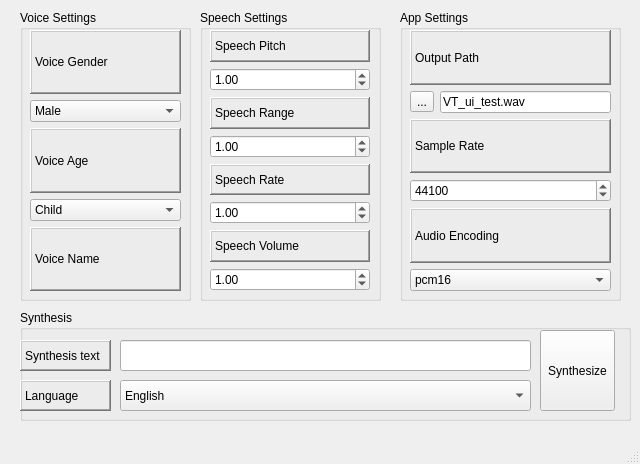
Old version of the form UI/settings_window.ui in the repository JacobeCode/Voice-Translator.
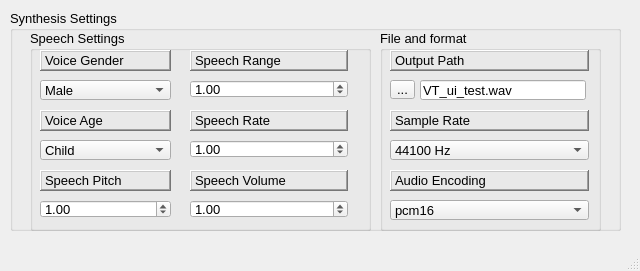
New version of the form.

Commit message: Some of setting window updates + fuinctional ASR time measurement

What changed in the file:
```diff
--- a/UI/settings_window.ui
+++ b/UI/settings_window.ui
@@ -10,7 +10,7 @@
     <x>0</x>
     <y>0</y>
     <width>640</width>
-    <height>464</height>
+    <height>271</height>
    </rect>
   </property>
   <property name="cursor">
@@ -35,30 +35,217 @@
    <widget class="QGroupBox" name="VoiceSettings">
     <property name="geometry">
      <rect>
-      <x>20</x>
+      <x>10</x>
       <y>10</y>
-      <width>171</width>
-      <height>291</height>
+      <width>611</width>
+      <height>221</height>
      </rect>
     </property>
+    <property name="font">
+     <font>
+      <family>Arial</family>
+      <pointsize>10</pointsize>
+      <weight>50</weight>
+      <italic>false</italic>
+      <bold>false</bold>
+     </font>
+    </property>
+    <property name="focusPolicy">
+     <enum>Qt::NoFocus</enum>
+    </property>
+    <property name="contextMenuPolicy">
+     <enum>Qt::DefaultContextMenu</enum>
+    </property>
+    <property name="layoutDirection">
+     <enum>Qt::LeftToRight</enum>
+    </property>
+    <property name="autoFillBackground">
+     <bool>false</bool>
+    </property>
     <property name="title">
-     <string>Voice Settings</string>
+     <string>Synthesis Settings</string>
     </property>
     <property name="flat">
      <bool>true</bool>
     </property>
-    <widget class="QWidget" name="verticalLayoutWidget_3">
+    <widget class="QGroupBox" name="AppSettings">
      <property name="geometry">
       <rect>
+       <x>370</x>
+       <y>20</y>
+       <width>221</width>
+       <height>201</height>
+      </rect>
+     </property>
+     <property name="font">
+      <font>
+       <family>Arial</family>
+      </font>
+     </property>
+     <property name="title">
+      <string>File and format</string>
+     </property>
+     <property name="flat">
+      <bool>true</bool>
+     </property>
+     <widget class="QLabel" name="OutputPath">
+      <property name="geometry">
+       <rect>
        <x>10</x>
        <y>20</y>
-       <width>151</width>
-       <height>261</height>
-      </rect>
-     </property>
-     <layout class="QVBoxLayout" name="verticalLayout">
+        <width>199</width>
+        <height>21</height>
+       </rect>
+      </property>
+      <property name="frameShape">
+       <enum>QFrame::WinPanel</enum>
+      </property>
+      <property name="frameShadow">
+       <enum>QFrame::Raised</enum>
+      </property>
+      <property name="text">
+       <string>Output Path</string>
+      </property>
+     </widget>
+     <widget class="QLineEdit" name="folder_to_save_audio">
+      <property name="geometry">
+       <rect>
+        <x>40</x>
+        <y>50</y>
+        <width>166</width>
+        <height>20</height>
+       </rect>
+      </property>
+      <property name="text">
+       <string>VT_ui_test.wav</string>
+      </property>
+     </widget>
+     <widget class="QToolButton" name="saving_path_audio_pick">
+      <property name="geometry">
+       <rect>
+        <x>10</x>
+        <y>50</y>
+        <width>25</width>
+        <height>19</height>
+       </rect>
+      </property>
+      <property name="text">
+       <string>...</string>
+      </property>
+     </widget>
+     <widget class="QLabel" name="SampleRate">
+      <property name="geometry">
+       <rect>
+        <x>10</x>
+        <y>80</y>
+        <width>199</width>
+        <height>21</height>
+       </rect>
+      </property>
+      <property name="frameShape">
+       <enum>QFrame::WinPanel</enum>
+      </property>
+      <property name="frameShadow">
+       <enum>QFrame::Raised</enum>
+      </property>
+      <property name="text">
+       <string>Sample Rate</string>
+      </property>
+     </widget>
+     <widget class="QLabel" name="AudioEncoding">
+      <property name="geometry">
+       <rect>
+        <x>10</x>
+        <y>140</y>
+        <width>199</width>
+        <height>21</height>
+       </rect>
+      </property>
+      <property name="frameShape">
+       <enum>QFrame::WinPanel</enum>
+      </property>
+      <property name="frameShadow">
+       <enum>QFrame::Raised</enum>
+      </property>
+      <property name="text">
+       <string>Audio Encoding</string>
+      </property>
+     </widget>
+     <widget class="QComboBox" name="audio_encoding_combo_box">
+      <property name="geometry">
+       <rect>
+        <x>10</x>
+        <y>170</y>
+        <width>199</width>
+        <height>20</height>
+       </rect>
+      </property>
       <item>
+       <property name="text">
+        <string>pcm16</string>
+       </property>
+      </item>
+      <item>
+       <property name="text">
+        <string>ogg-vorbis</string>
+       </property>
+      </item>
+     </widget>
+     <widget class="QComboBox" name="sampling_combo_box">
+      <property name="geometry">
+       <rect>
+        <x>10</x>
+        <y>110</y>
+        <width>199</width>
+        <height>20</height>
+       </rect>
+      </property>
+      <item>
+       <property name="text">
+        <string>44100 Hz</string>
+       </property>
+      </item>
+      <item>
+       <property name="text">
+        <string>22050 Hz</string>
+       </property>
+      </item>
+      <item>
+       <property name="text">
+        <string>8000 Hz</string>
+       </property>
+      </item>
+     </widget>
+    </widget>
+    <widget class="QGroupBox" name="SpeechSettings">
+     <property name="geometry">
+      <rect>
+       <x>20</x>
+       <y>20</y>
+       <width>341</width>
+       <height>201</height>
+      </rect>
+     </property>
+     <property name="font">
+      <font>
+       <family>Arial</family>
+      </font>
+     </property>
+     <property name="title">
+      <string>Speech Settings</string>
+     </property>
+     <property name="flat">
+      <bool>true</bool>
+     </property>
        <widget class="QLabel" name="VoiceGender">
+      <property name="geometry">
+       <rect>
+        <x>10</x>
+        <y>20</y>
+        <width>131</width>
+        <height>21</height>
+       </rect>
+      </property>
         <property name="frameShape">
          <enum>QFrame::WinPanel</enum>
         </property>
@@ -69,9 +256,15 @@
          <string>Voice Gender</string>
         </property>
        </widget>
-      </item>
-      <item>
-       <widget class="QComboBox" name="GenderComboBox">
+     <widget class="QComboBox" name="gender_combo_cox">
+      <property name="geometry">
+       <rect>
+        <x>10</x>
+        <y>50</y>
+        <width>131</width>
+        <height>20</height>
+       </rect>
+      </property>
         <item>
          <property name="text">
           <string>Male</string>
@@ -83,9 +276,15 @@
          </property>
         </item>
        </widget>
-      </item>
-      <item>
        <widget class="QLabel" name="VoiceAge">
+      <property name="geometry">
+       <rect>
+        <x>10</x>
+        <y>80</y>
+        <width>131</width>
+        <height>21</height>
+       </rect>
+      </property>
         <property name="frameShape">
          <enum>QFrame::WinPanel</enum>
         </property>
@@ -96,9 +295,15 @@
          <string>Voice Age</string>
         </property>
        </widget>
-      </item>
-      <item>
-       <widget class="QComboBox" name="AgeComboBox">
+     <widget class="QComboBox" name="age_combo_box">
+      <property name="geometry">
+       <rect>
+        <x>10</x>
+        <y>110</y>
+        <width>131</width>
+        <height>20</height>
+       </rect>
+      </property>
         <item>
          <property name="text">
           <string>Child</string>
@@ -115,76 +320,15 @@
          </property>
         </item>
        </widget>
-      </item>
-      <item>
-       <widget class="QLabel" name="VoiceName">
-        <property name="frameShape">
-         <enum>QFrame::WinPanel</enum>
-        </property>
-        <property name="frameShadow">
-         <enum>QFrame::Raised</enum>
-        </property>
-        <property name="text">
-         <string>Voice Name</string>
-        </property>
-       </widget>
-      </item>
-     </layout>
-    </widget>
-   </widget>
-   <widget class="QGroupBox" name="SpeechSettings">
-    <property name="geometry">
-     <rect>
-      <x>200</x>
-      <y>10</y>
-      <width>181</width>
-      <height>291</height>
-     </rect>
-    </property>
-    <property name="title">
-     <string>Speech Settings</string>
-    </property>
-    <property name="flat">
-     <bool>true</bool>
-    </property>
-    <widget class="QWidget" name="verticalLayoutWidget">
-     <property name="geometry">
-      <rect>
-       <x>10</x>
-       <y>20</y>
-       <width>160</width>
-       <height>261</height>
-      </rect>
-     </property>
-     <layout class="QVBoxLayout" name="VertLaySpeech">
-      <item>
-       <widget class="QLabel" name="SpeechPitch">
-        <property name="frameShape">
-         <enum>QFrame::WinPanel</enum>
-        </property>
-        <property name="frameShadow">
-         <enum>QFrame::Raised</enum>
-        </property>
-        <property name="text">
-         <string>Speech Pitch</string>
-        </property>
-       </widget>
-      </item>
-      <item>
-       <widget class="QDoubleSpinBox" name="SpeechPitchSpinBox">
-        <property name="maximum">
-         <double>10.000000000000000</double>
-        </property>
-        <property name="singleStep">
-         <double>0.010000000000000</double>
-        </property>
-        <property name="value">
-         <double>1.000000000000000</double>
-        </property>
-       </widget>
-      </item>
-      <item>
        <widget class="QLabel" name="SpeechRate_2">
+      <property name="geometry">
+       <rect>
+        <x>160</x>
+        <y>20</y>
+        <width>158</width>
+        <height>21</height>
+       </rect>
+      </property>
         <property name="frameShape">
          <enum>QFrame::WinPanel</enum>
         </property>
@@ -195,9 +339,15 @@
          <string>Speech Range</string>
         </property>
        </widget>
-      </item>
-      <item>
-       <widget class="QDoubleSpinBox" name="SpeechRangeSpinBox">
+     <widget class="QDoubleSpinBox" name="speech_range_spin_box">
+      <property name="geometry">
+       <rect>
+        <x>160</x>
+        <y>50</y>
+        <width>158</width>
+        <height>18</height>
+       </rect>
+      </property>
         <property name="maximum">
          <double>10.000000000000000</double>
         </property>
@@ -208,9 +358,15 @@
          <double>1.000000000000000</double>
         </property>
        </widget>
-      </item>
-      <item>
        <widget class="QLabel" name="SpeechRate">
+      <property name="geometry">
+       <rect>
+        <x>160</x>
+        <y>80</y>
+        <width>158</width>
+        <height>21</height>
+       </rect>
+      </property>
         <property name="frameShape">
          <enum>QFrame::WinPanel</enum>
         </property>
@@ -221,9 +377,15 @@
          <string>Speech Rate</string>
         </property>
        </widget>
-      </item>
-      <item>
-       <widget class="QDoubleSpinBox" name="SpeechRateSpinBox">
+     <widget class="QDoubleSpinBox" name="speech_rate_spin_box">
+      <property name="geometry">
+       <rect>
+        <x>160</x>
+        <y>110</y>
+        <width>158</width>
+        <height>18</height>
+       </rect>
+      </property>
         <property name="maximum">
          <double>10.000000000000000</double>
         </property>
@@ -234,9 +396,15 @@
          <double>1.000000000000000</double>
         </property>
        </widget>
-      </item>
-      <item>
        <widget class="QLabel" name="SpeechVolume">
+      <property name="geometry">
+       <rect>
+        <x>160</x>
+        <y>140</y>
+        <width>158</width>
+        <height>21</height>
+       </rect>
+      </property>
         <property name="frameShape">
          <enum>QFrame::WinPanel</enum>
         </property>
@@ -247,9 +415,15 @@
          <string>Speech Volume</string>
         </property>
        </widget>
-      </item>
-      <item>
-       <widget class="QDoubleSpinBox" name="SpeechVolumeSpinBox">
+     <widget class="QDoubleSpinBox" name="speech_volume_spin_bxo">
+      <property name="geometry">
+       <rect>
+        <x>160</x>
+        <y>170</y>
+        <width>158</width>
+        <height>18</height>
+       </rect>
+      </property>
         <property name="maximum">
          <double>10.000000000000000</double>
         </property>
@@ -260,37 +434,15 @@
          <double>1.000000000000000</double>
         </property>
        </widget>
-      </item>
-     </layout>
-    </widget>
-   </widget>
-   <widget class="QGroupBox" name="AppSettings">
+     <widget class="QLabel" name="SpeechPitch">
     <property name="geometry">
      <rect>
-      <x>400</x>
-      <y>10</y>
-      <width>221</width>
-      <height>291</height>
-     </rect>
-    </property>
-    <property name="title">
-     <string>App Settings</string>
-    </property>
-    <property name="flat">
-     <bool>true</bool>
-    </property>
-    <widget class="QWidget" name="verticalLayoutWidget_2">
-     <property name="geometry">
-      <rect>
        <x>10</x>
-       <y>20</y>
-       <width>201</width>
-       <height>261</height>
-      </rect>
-     </property>
-     <layout class="QVBoxLayout" name="AppSettingsVert">
-      <item>
-       <widget class="QLabel" name="OutputPath">
+        <y>140</y>
+        <width>131</width>
+        <height>21</height>
+       </rect>
+      </property>
         <property name="frameShape">
          <enum>QFrame::WinPanel</enum>
         </property>
@@ -298,188 +450,28 @@
          <enum>QFrame::Raised</enum>
         </property>
         <property name="text">
-         <string>Output Path</string>
-        </property>
-       </widget>
-      </item>
-      <item>
-       <layout class="QHBoxLayout" name="horizontalLayout">
-        <property name="spacing">
-         <number>6</number>
-        </property>
-        <property name="topMargin">
-         <number>0</number>
-        </property>
-        <item>
-         <widget class="QToolButton" name="toolButton">
-          <property name="text">
-           <string>...</string>
-          </property>
-         </widget>
-        </item>
-        <item>
-         <widget class="QLineEdit" name="lineEdit">
-          <property name="text">
-           <string>VT_ui_test.wav</string>
-          </property>
-         </widget>
-        </item>
-       </layout>
-      </item>
-      <item>
-       <widget class="QLabel" name="SampleRate">
-        <property name="frameShape">
-         <enum>QFrame::WinPanel</enum>
-        </property>
-        <property name="frameShadow">
-         <enum>QFrame::Raised</enum>
-        </property>
-        <property name="text">
-         <string>Sample Rate</string>
-        </property>
-       </widget>
-      </item>
-      <item>
-       <widget class="QSpinBox" name="spinBox">
+       <string>Speech Pitch</string>
+      </property>
+     </widget>
+     <widget class="QDoubleSpinBox" name="speech_pitch_spin_box">
+      <property name="geometry">
+       <rect>
+        <x>10</x>
+        <y>170</y>
+        <width>131</width>
+        <height>18</height>
+       </rect>
+      </property>
         <property name="maximum">
-         <number>100000</number>
+       <double>10.000000000000000</double>
         </property>
         <property name="singleStep">
          <number>100</number>
         </property>
         <property name="value">
-         <number>44100</number>
-        </property>
-       </widget>
-      </item>
-      <item>
-       <widget class="QLabel" name="AudioEncoding">
-        <property name="frameShape">
-         <enum>QFrame::WinPanel</enum>
-        </property>
-        <property name="frameShadow">
-         <enum>QFrame::Raised</enum>
-        </property>
-        <property name="text">
-         <string>Audio Encoding</string>
-        </property>
-       </widget>
-      </item>
-      <item>
-       <widget class="QComboBox" name="comboBox">
-        <item>
-         <property name="text">
-          <string>pcm16</string>
-         </property>
-        </item>
-        <item>
-         <property name="text">
-          <string>ogg-vorbis</string>
-         </property>
-        </item>
-       </widget>
-      </item>
-     </layout>
-    </widget>
-   </widget>
-   <widget class="QGroupBox" name="Synthesis">
-    <property name="geometry">
-     <rect>
-      <x>20</x>
-      <y>310</y>
-      <width>611</width>
-      <height>111</height>
-     </rect>
-    </property>
-    <property name="title">
-     <string>Synthesis</string>
-    </property>
-    <property name="flat">
-     <bool>true</bool>
-    </property>
-    <widget class="QPushButton" name="SynthesizeButton">
-     <property name="geometry">
-      <rect>
-       <x>520</x>
-       <y>20</y>
-       <width>75</width>
-       <height>81</height>
-      </rect>
-     </property>
-     <property name="text">
-      <string>Synthesize</string>
-     </property>
-     <property name="flat">
-      <bool>false</bool>
-     </property>
-    </widget>
-    <widget class="QComboBox" name="LanguageComboBox">
-     <property name="geometry">
-      <rect>
-       <x>100</x>
-       <y>70</y>
-       <width>411</width>
-       <height>31</height>
-      </rect>
-     </property>
-     <item>
-      <property name="text">
-       <string>English</string>
-      </property>
-     </item>
-     <item>
-      <property name="text">
-       <string>Polish</string>
-      </property>
-     </item>
-    </widget>
-    <widget class="QLabel" name="Language">
-     <property name="geometry">
-      <rect>
-       <x>0</x>
-       <y>70</y>
-       <width>91</width>
-       <height>31</height>
-      </rect>
-     </property>
-     <property name="frameShape">
-      <enum>QFrame::WinPanel</enum>
-     </property>
-     <property name="frameShadow">
-      <enum>QFrame::Raised</enum>
-     </property>
-     <property name="text">
-      <string>Language</string>
-     </property>
-    </widget>
-    <widget class="QLabel" name="SynthesisText">
-     <property name="geometry">
-      <rect>
-       <x>0</x>
-       <y>30</y>
-       <width>91</width>
-       <height>31</height>
-      </rect>
-     </property>
-     <property name="frameShape">
-      <enum>QFrame::WinPanel</enum>
-     </property>
-     <property name="frameShadow">
-      <enum>QFrame::Raised</enum>
-     </property>
-     <property name="text">
-      <string>Synthesis text</string>
-     </property>
-    </widget>
-    <widget class="QLineEdit" name="lineEdit_2">
-     <property name="geometry">
-      <rect>
-       <x>100</x>
-       <y>30</y>
-       <width>411</width>
-       <height>31</height>
-      </rect>
-     </property>
+       <double>1.000000000000000</double>
+      </property>
+     </widget>
     </widget>
    </widget>
   </widget>
```
Left out of the diff: 82 changed lines with no effect on the pictures. Lines whose indentation alone changed are shown as unchanged. The commit also changes 2 other files.
